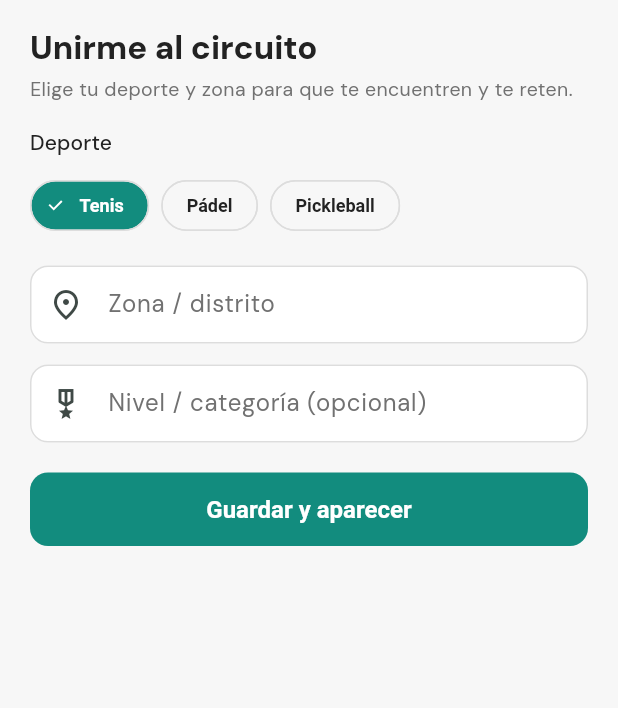
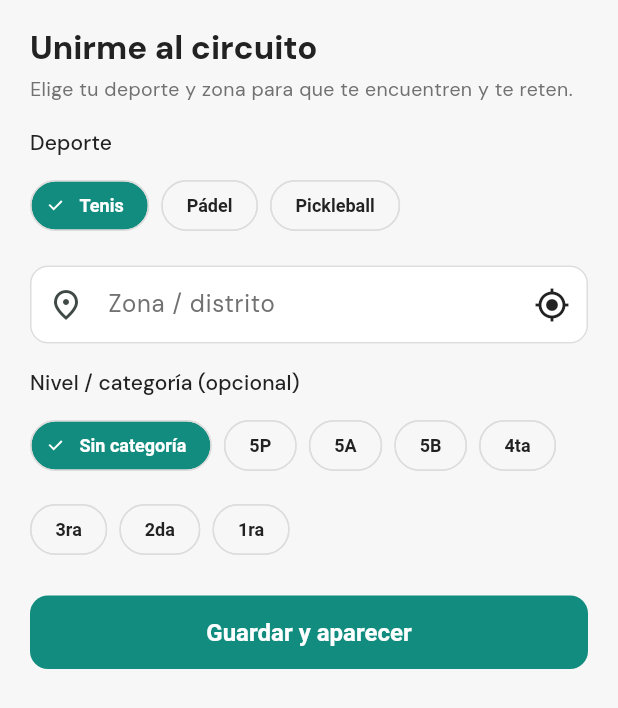
Before and after one commit to dcalagua/canchas-app-lima, a Flutter app: the _UnirseSheet widget shown alone on an empty page, opened directly, on a phone screen of 412 x 824 dp. Shown: the top 708 px of the screen. Run offline on Flutter 3.47's test engine with Material 3 defaults, Android fonts, the phone set to English and light mode, and no system bars; our stand-ins replace audioplayers, firebase_core, firebase_messaging, font_awesome_flutter, geocoding, geolocator and 8 more; missing offline and left inert: record; accounts and stored records are empty.

Commit message:
Unirme al circuito: zona autodetectada por distrito + categorías de tenis
- Zona: autodetecta el DISTRITO por GPS (reverse-geocode con geocoding),
  respetando el país donde está el usuario; editable y con botón "usar mi
  ubicación" para re-detectar.
- Nivel/categoría: chips de la escalera de tenis peruano
  (Sin categoría · 5P · 5A · 5B · 4ta · 3ra · 2da · 1ra) en vez de texto
  libre.

Co-Authored-By: Claude Opus 4.8 (1M context) <noreply@anthropic.com>
Claude-Session: https://claude.ai/code/session_017fg7ijXuZRX6jvFjZELf83

```diff
--- a/lib/screens/jugadores_disponibles_screen.dart
+++ b/lib/screens/jugadores_disponibles_screen.dart
@@ -1,8 +1,10 @@
 import 'package:flutter/material.dart';
+import 'package:geocoding/geocoding.dart';
 
 import '../models/models.dart';
 import '../services/avisos_service.dart';
 import '../services/circuito_service.dart';
+import '../services/location_service.dart';
 import '../services/retos_service.dart';
 import '../state/app_state.dart';
 import '../theme.dart';
@@ -428,10 +430,14 @@ class _UnirseSheet extends StatefulWidget {
 }
 
 class _UnirseSheetState extends State<_UnirseSheet> {
+  // Escalera de categorías de tenis (Perú): de principiante a avanzado.
+  static const _categorias = ['5P', '5A', '5B', '4ta', '3ra', '2da', '1ra'];
+
   Deporte _deporte = deportesCircuito.first;
   final _zona = TextEditingController();
-  final _categoria = TextEditingController();
+  String _categoria = ''; // '' = sin categoría
   bool _guardando = false;
+  bool _detectando = false;
 
   @override
   void initState() {
@@ -444,15 +450,41 @@ class _UnirseSheetState extends State<_UnirseSheet> {
         if (d.name == dName) _deporte = d;
       }
       _zona.text = (p['zona'] ?? '').toString();
-      _categoria.text = (p['categoria'] ?? '').toString();
+      _categoria = (p['categoria'] ?? '').toString();
     }
+    // Si aún no tiene zona, autodetecta su distrito por GPS (país incluido).
+    if (_zona.text.trim().isEmpty) _detectarDistrito();
   }
 
   @override
   void dispose() {
     _zona.dispose();
-    _categoria.dispose();
     super.dispose();
+  }
+
+  /// Detecta el distrito por la ubicación actual (reverse-geocode). Respeta el
+  /// país donde está el usuario (la geocodificación devuelve el distrito local).
+  Future<void> _detectarDistrito() async {
+    setState(() => _detectando = true);
+    try {
+      final pos = await LocationService.ubicacionActual();
+      if (pos == null) return;
+      final marks = await placemarkFromCoordinates(pos.latitude, pos.longitude);
+      if (marks.isEmpty) return;
+      final m = marks.first;
+      String pick(String? s) => (s ?? '').trim();
+      final distrito = pick(m.subLocality).isNotEmpty
+          ? pick(m.subLocality)
+          : pick(m.locality).isNotEmpty
+              ? pick(m.locality)
+              : pick(m.subAdministrativeArea);
+      if (distrito.isNotEmpty && mounted) {
+        setState(() => _zona.text = distrito);
+      }
+    } catch (_) {
+    } finally {
+      if (mounted) setState(() => _detectando = false);
+    }
   }
 
   Future<void> _guardar() async {
@@ -460,7 +492,7 @@ class _UnirseSheetState extends State<_UnirseSheet> {
     final ok = await appState.unirseCircuito(
       deporte: _deporte,
       zona: _zona.text.trim(),
-      categoria: _categoria.text.trim(),
+      categoria: _categoria.trim(),
     );
     if (!mounted) return;
     setState(() => _guardando = false);
@@ -511,19 +543,46 @@ class _UnirseSheetState extends State<_UnirseSheet> {
           TextField(
             controller: _zona,
             textCapitalization: TextCapitalization.words,
-            decoration: const InputDecoration(
-                labelText: 'Zona / distrito',
-                hintText: 'Ej.: San Borja',
-                prefixIcon: Icon(Icons.place_outlined)),
+            decoration: InputDecoration(
+              labelText: 'Zona / distrito',
+              hintText: 'Ej.: San Borja',
+              prefixIcon: const Icon(Icons.place_outlined),
+              // Botón para (re)detectar el distrito por GPS.
+              suffixIcon: _detectando
+                  ? const Padding(
+                      padding: EdgeInsets.all(12),
+                      child: SizedBox(
+                          width: 18,
+                          height: 18,
+                          child: CircularProgressIndicator(
+                              strokeWidth: 2.2, color: lima)),
+                    )
+                  : IconButton(
+                      tooltip: 'Usar mi ubicación',
+                      icon: const Icon(Icons.my_location, color: bosque),
+                      onPressed: _detectarDistrito,
+                    ),
+            ),
           ),
-          const SizedBox(height: 14),
-          TextField(
-            controller: _categoria,
-            textCapitalization: TextCapitalization.words,
-            decoration: const InputDecoration(
-                labelText: 'Nivel / categoría (opcional)',
-                hintText: 'Ej.: Intermedio, 4ta',
-                prefixIcon: Icon(Icons.military_tech_outlined)),
+          const SizedBox(height: 16),
+          Text('Nivel / categoría (opcional)', style: t.labelLarge),
+          const SizedBox(height: 8),
+          Wrap(
+            spacing: 8,
+            runSpacing: 8,
+            children: [
+              ChoiceChip(
+                label: const Text('Sin categoría'),
+                selected: _categoria.isEmpty,
+                onSelected: (_) => setState(() => _categoria = ''),
+              ),
+              for (final c in _categorias)
+                ChoiceChip(
+                  label: Text(c),
+                  selected: _categoria == c,
+                  onSelected: (_) => setState(() => _categoria = c),
+                ),
+            ],
           ),
           const SizedBox(height: 20),
           SizedBox(
```
